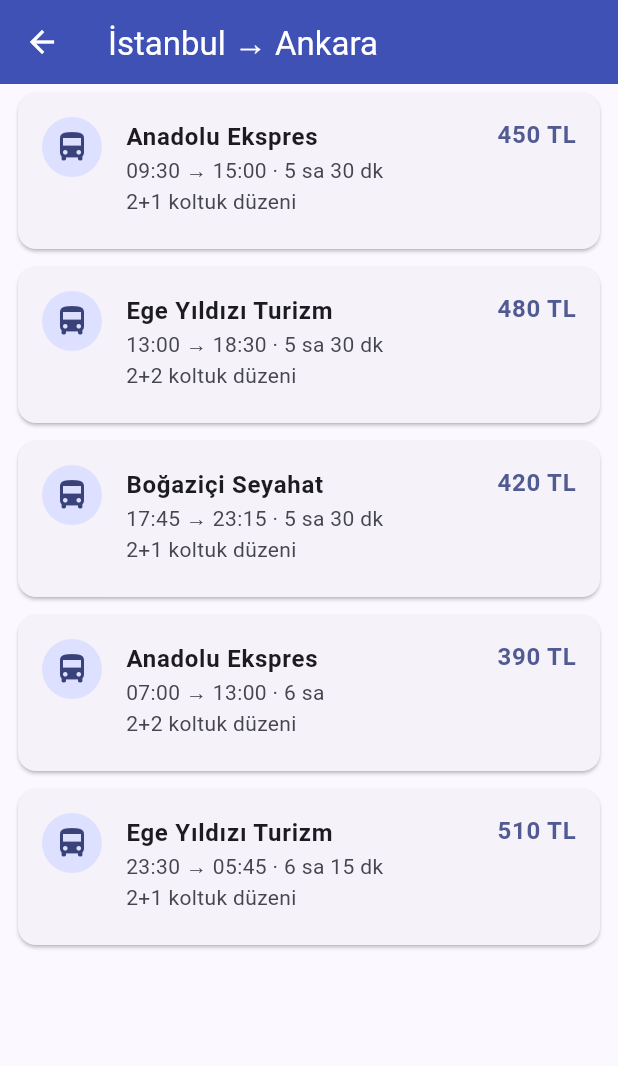
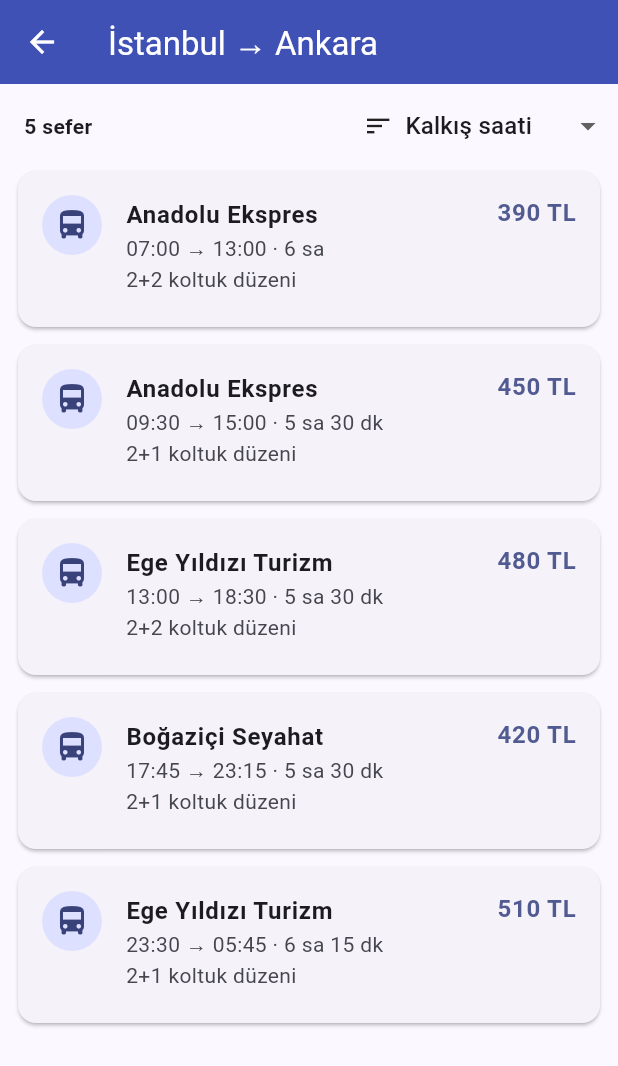
Before and after one commit to furkerdm/SuBilet-Flutter, a Flutter app: the screen it shows after launch, after a tap on the "swap vert" icon, after a tap on "Yarın", after a tap on "Otobüs Bileti Bul", on a phone screen of 412 x 824 dp. Shown: the top 1066 px of the screen. Run offline on Flutter 3.47's test engine with Material 3 defaults, Android fonts, the phone set to English and light mode, and no system bars.

Commit message:
Seferler fiyata ve kalkış saatine göre sıralanabilir yapıldı

```diff
--- a/mobile/lib/sefer_listesi_sayfasi.dart
+++ b/mobile/lib/sefer_listesi_sayfasi.dart
@@ -2,6 +2,16 @@
 import 'models/enumlar.dart';
 import 'models/sefer.dart';
 import 'widgets/sefer_karti.dart';
+
+// Sefer listesindeki sıralama seçenekleri
+enum SeferSiralamasi {
+  kalkisSaati('Kalkış saati'),
+  fiyatArtan('En düşük fiyat'),
+  fiyatAzalan('En yüksek fiyat');
+
+  final String gorunenAd;
+  const SeferSiralamasi(this.gorunenAd);
+}
 
 class SeferListesiSayfasi extends StatefulWidget {
   final String kalkisSehir;
@@ -25,6 +35,22 @@
 
 class _SeferListesiSayfasiState extends State<SeferListesiSayfasi> {
   late final List<Sefer> _seferler = widget.seferler ?? _ornekSeferleriUret();
+  SeferSiralamasi _siralama = SeferSiralamasi.kalkisSaati;
+
+  // Seçili sıralamaya göre ekranda gösterilecek seferler
+  List<Sefer> get _gosterilenSeferler {
+    final liste = [..._seferler];
+    liste.sort((a, b) {
+      final sonuc = switch (_siralama) {
+        SeferSiralamasi.kalkisSaati => 0,
+        SeferSiralamasi.fiyatArtan => a.fiyat.compareTo(b.fiyat),
+        SeferSiralamasi.fiyatAzalan => b.fiyat.compareTo(a.fiyat),
+      };
+      // Eşitlikte erken kalkan sefer önce gelir
+      return sonuc != 0 ? sonuc : a.kalkisZamani.compareTo(b.kalkisZamani);
+    });
+    return liste;
+  }
 
   // API bağlanana kadar kullanılan örnek veri; firmalar web projesindeki
   // başlangıç verisiyle aynıdır.
@@ -112,8 +138,44 @@
     );
   }
 
+  // Sefer sayısı ve sıralama seçimi
+  Widget _siralamaCubugu(int seferSayisi) {
+    return Padding(
+      padding: const EdgeInsets.fromLTRB(16, 4, 8, 0),
+      child: Row(
+        children: [
+          Expanded(
+            child: Text(
+              '$seferSayisi sefer',
+              style: const TextStyle(fontWeight: FontWeight.w600),
+            ),
+          ),
+          const Icon(Icons.sort, size: 20),
+          const SizedBox(width: 8),
+          DropdownButton<SeferSiralamasi>(
+            value: _siralama,
+            underline: const SizedBox.shrink(),
+            items: [
+              for (final secenek in SeferSiralamasi.values)
+                DropdownMenuItem(
+                  value: secenek,
+                  child: Text(secenek.gorunenAd),
+                ),
+            ],
+            onChanged: (secenek) {
+              if (secenek == null) return;
+              setState(() => _siralama = secenek);
+            },
+          ),
+        ],
+      ),
+    );
+  }
+
   @override
   Widget build(BuildContext context) {
+    final seferler = _gosterilenSeferler;
+
     return Scaffold(
       appBar: AppBar(
         title: Text('${widget.kalkisSehir} → ${widget.varisSehir}'),
@@ -122,11 +184,19 @@
       ),
       body: _seferler.isEmpty
           ? _bosDurum()
-          : ListView.builder(
-              itemCount: _seferler.length,
-              itemBuilder: (context, index) {
-                return SeferKarti(sefer: _seferler[index]);
-              },
+          : Column(
+              children: [
+                _siralamaCubugu(seferler.length),
+                Expanded(
+                  child: ListView.builder(
+                    padding: const EdgeInsets.only(bottom: 12),
+                    itemCount: seferler.length,
+                    itemBuilder: (context, index) {
+                      return SeferKarti(sefer: seferler[index]);
+                    },
+                  ),
+                ),
+              ],
             ),
     );
   }
```
